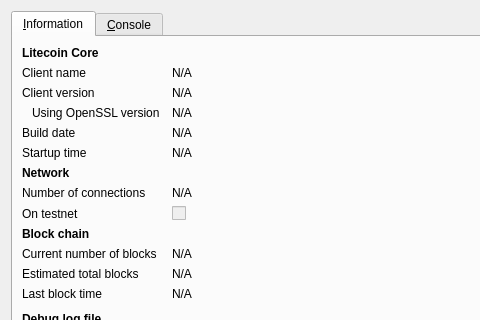
First picture: the form in src/qt/forms/rpcconsole.ui, repository pocketmoney/pockettest, before the edit; both pictures show x 0 to 480 and y 0 to 320 of the 740 by 450 pixel window.
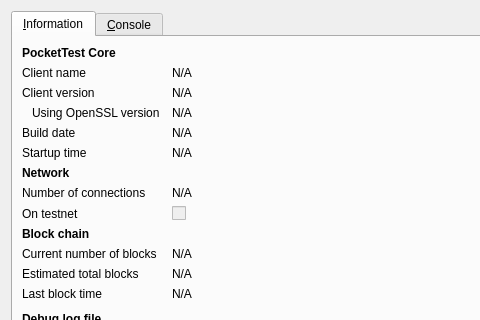
Second picture: the form after the edit. Icons and pictures are not drawn.

```diff
--- a/src/qt/forms/rpcconsole.ui
+++ b/src/qt/forms/rpcconsole.ui
@@ -36,7 +36,7 @@
           </font>
          </property>
          <property name="text">
-          <string>Litecoin Core</string>
+          <string>PocketTest Core</string>
          </property>
         </widget>
        </item>
```
Left out of the diff: 6 changed lines with no effect on the pictures.
